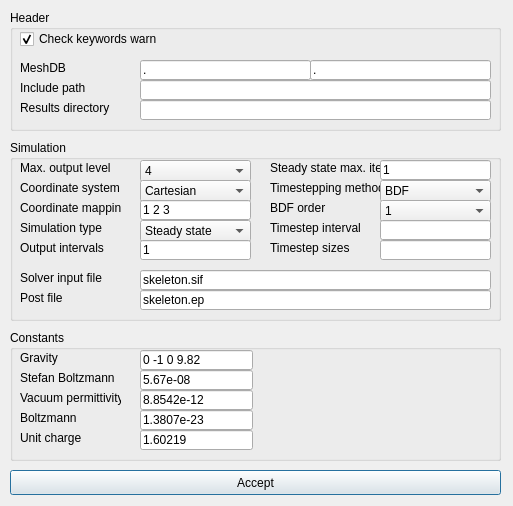
The window that misc/Mesh3D/forms/generalsetup.ui (tehnick/elmerfem) describes before a commit, drawn with Qt 5.
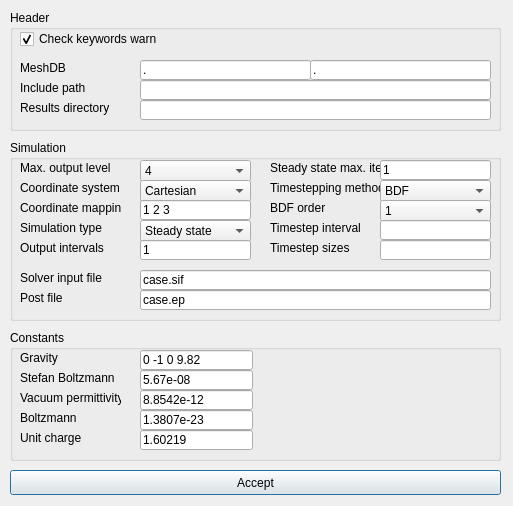
The same window after the commit. Icons and pictures are not drawn.

Commit message: replaced string "skeleton" with "case".

What changed in the file:
```diff
--- a/misc/Mesh3D/forms/generalsetup.ui
+++ b/misc/Mesh3D/forms/generalsetup.ui
@@ -379,7 +379,7 @@
      </rect>
     </property>
     <property name="text" >
-     <string>skeleton.sif</string>
+     <string>case.sif</string>
     </property>
    </widget>
    <widget class="QLineEdit" name="postFileEdit" >
@@ -392,7 +392,7 @@
      </rect>
     </property>
     <property name="text" >
-     <string>skeleton.ep</string>
+     <string>case.ep</string>
     </property>
    </widget>
    <widget class="QLabel" name="timesteppingMethodLabel" >
```
The commit also changes 1 other file.
